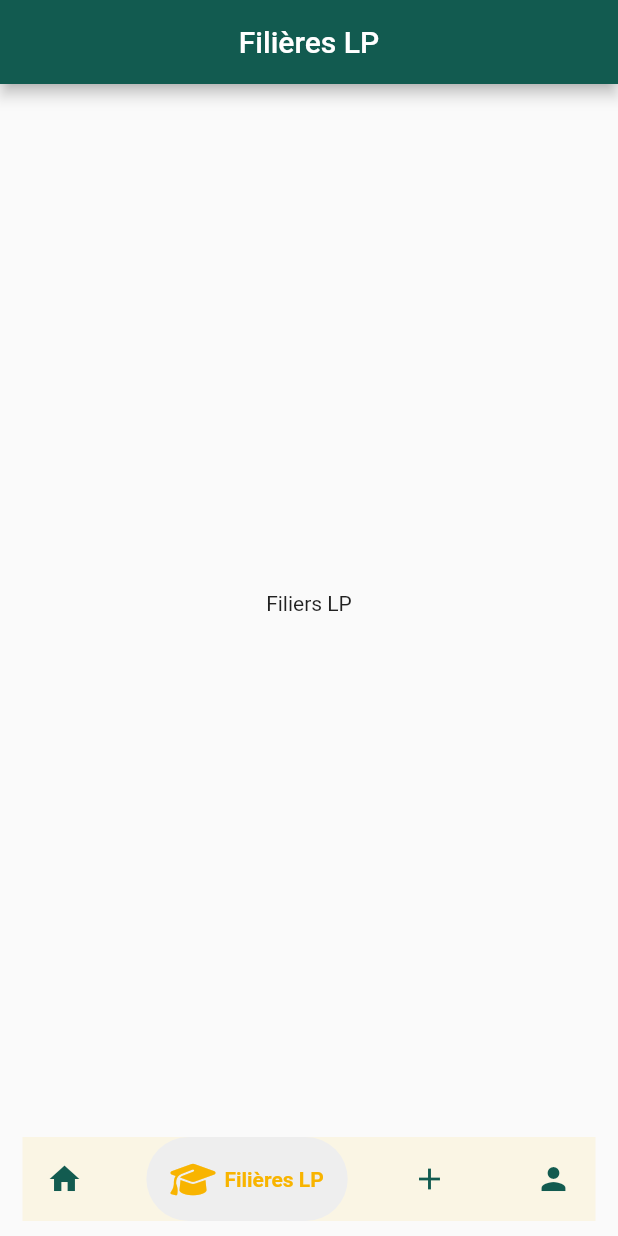
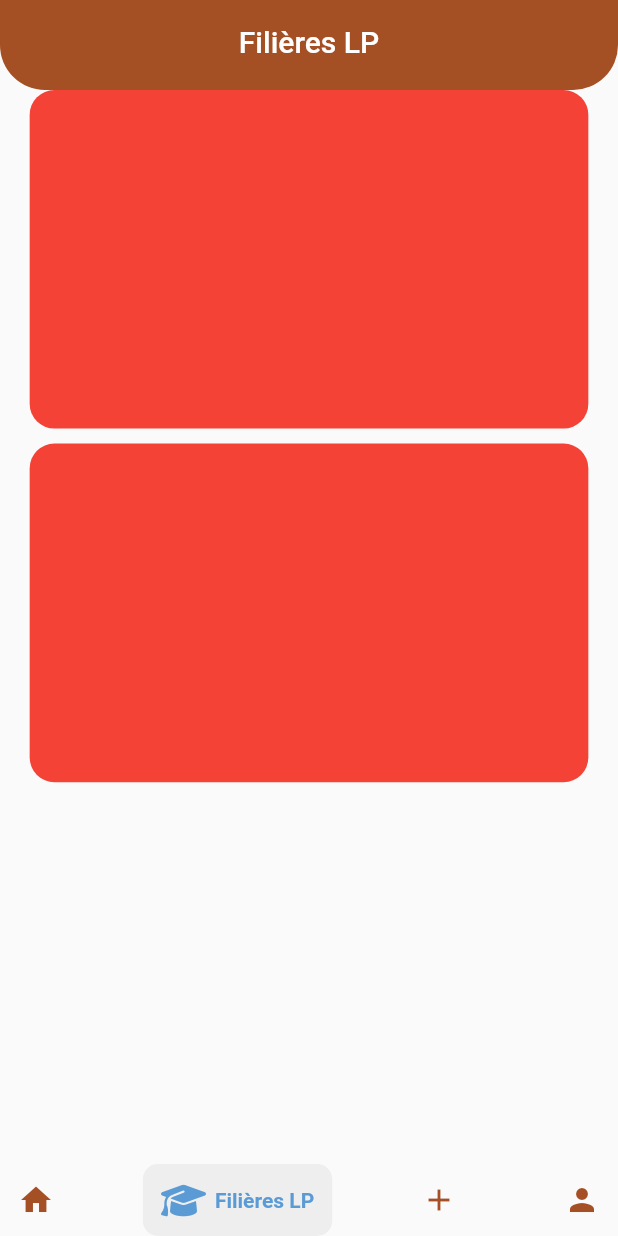
Before and after one commit to yassine-bennkhay/lp-ests, a Flutter app: the screen it shows after launch, swiped to page 2, on a phone screen of 412 x 824 dp. Run offline on Flutter 3.47's test engine with Material 2 defaults, Android fonts, the phone set to English and light mode, and no system bars; drawn by our look-alikes of google_nav_bar; our stand-ins replace font_awesome_flutter.

Commit message:
work on filiers lp

```diff
--- a/lib/constants/constants.dart
+++ b/lib/constants/constants.dart
@@ -2,7 +2,7 @@
 
 import '../screens/accueil.dart';
 import '../screens/apply.dart';
-import '../screens/filiers.dart';
+import '../screens/filiers/filiers.dart';
 import '../screens/profile.dart';
 final List<Widget> pages = [
     const Accueil(),
--- a/lib/main.dart
+++ b/lib/main.dart
@@ -1,7 +1,5 @@
 import 'package:flutter/material.dart';
-import 'package:google_nav_bar/google_nav_bar.dart';
-import '../components/g_buttons.dart';
-import '../constants/constants.dart';
+import '../screens/home_page.dart';
 
 void main() {
   runApp(const MyApp());
@@ -18,54 +16,3 @@
     );
   }
 }
-
-class MyHomePage extends StatefulWidget {
-  const MyHomePage({Key? key}) : super(key: key);
-
-  @override
-  State<MyHomePage> createState() => _MyHomePageState();
-}
-
-class _MyHomePageState extends State<MyHomePage> {
-  int _index = 0;
-  PageController controller = PageController();
-  @override
-  Widget build(BuildContext context) {
-    return Scaffold(
-      appBar: AppBar(
-        backgroundColor: const Color(0xff125B50),
-        title: text[_index],
-        centerTitle: true,
-      ),
-      body: PageView.builder(
-          itemCount: pages.length,
-          controller: controller,
-          onPageChanged: (page) {
-            setState(() {
-              _index = page;
-            });
-          },
-          itemBuilder: (context, position) {
-            return pages[position];
-          }),
-      bottomNavigationBar: Padding(
-        padding: const EdgeInsets.symmetric(vertical: 10, horizontal: 15),
-        child: GNav(
-            selectedIndex: _index,
-            onTabChange: (index) {
-              setState(() {
-                _index = index;
-              });
-              controller.jumpToPage(index);
-            },
-            padding: const EdgeInsets.all(16),
-            tabBackgroundColor: const Color(0xffEEEEEE),
-            backgroundColor: const Color(0xffFAF5E4),
-            activeColor: const Color(0xffF8B400),
-            color: const Color(0xff125B50),
-            gap: 5,
-            tabs: tabs),
-      ),
-    );
-  }
-}
--- /dev/null
+++ b/lib/models/licenses.dart
@@ -0,0 +1,27 @@
+class Licenses {
+  late final String name, description;
+  late List modules;
+  Licenses({
+    required this.name,
+    required this.description,
+    required this.modules,
+  });
+}
+
+List<Licenses> licenses = [
+  Licenses(
+      name: "LP Mécatronique",
+      description:
+          "La licence professionnelle en Mécatronique se propose de compléter la formation des techniciens supérieurs possédant une spécialité de base centrée sur la mécanique, l'électronique ou l'automatique pour leur apporter les connaissances technologiques transversales essentielles dans un contexte de conception et fabrication intégrée de systèmes complexes automatisés. Cette formation consiste donc à former en un an des cadres intermédiaires capables de concevoir et de développer des systèmes mécaniques intégrés, de contrôler et de commander des systèmes complexes mécatroniques. Ils pourront intervenir à la fois sur la mécanique, l’électronique et l’informatique et gérer les différentes étapes de projets industriels en encadrant des équipes de spécialistes.",
+      modules: module),
+  Licenses(
+      name: "LP Mécatronique",
+      description:
+          "La licence professionnelle en Mécatronique se propose de compléter la formation des techniciens supérieurs possédant une spécialité de base centrée sur la mécanique, l'électronique ou l'automatique pour leur apporter les connaissances technologiques transversales essentielles dans un contexte de conception et fabrication intégrée de systèmes complexes automatisés. Cette formation consiste donc à former en un an des cadres intermédiaires capables de concevoir et de développer des systèmes mécaniques intégrés, de contrôler et de commander des systèmes complexes mécatroniques. Ils pourront intervenir à la fois sur la mécanique, l’électronique et l’informatique et gérer les différentes étapes de projets industriels en encadrant des équipes de spécialistes.",
+      modules: module)
+];
+
+List module = [
+  'm1:Informatique.',
+  'm2:Electronique et transmission.',
+];
--- /dev/null
+++ b/lib/screens/filiers/components/body.dart
@@ -0,0 +1,42 @@
+import 'package:flutter/material.dart';
+import 'package:lp_ests/screens/filiers/components/filierCard.dart';
+
+import '../../../models/licenses.dart';
+import '../../../size_config.dart';
+
+class Body extends StatelessWidget {
+  const Body({Key? key}) : super(key: key);
+
+  @override
+  Widget build(BuildContext context) {
+    return SafeArea(
+      child: Column(
+        children: <Widget>[
+          Expanded(
+            child: Padding(
+              padding:
+                  EdgeInsets.symmetric(horizontal: SizeConfig.defaultSize * 2),
+              child: GridView.builder(
+                itemCount: licenses.length,
+                gridDelegate: SliverGridDelegateWithFixedCrossAxisCount(
+                  crossAxisCount:
+                      SizeConfig.orientation == Orientation.landscape ? 2 : 1,
+                  mainAxisSpacing: 10,
+                  crossAxisSpacing:
+                      SizeConfig.orientation == Orientation.landscape
+                          ? SizeConfig.defaultSize * 2
+                          : 0,
+                  childAspectRatio: 1.65,
+                ),
+                itemBuilder: (context, index) => LicenseCard(
+                  license: licenses[index],
+                  press: () {},
+                ),
+              ),
+            ),
+          ),
+        ],
+      ),
+    );
+  }
+}
--- /dev/null
+++ b/lib/screens/filiers/components/filierCard.dart
@@ -0,0 +1,87 @@
+import 'package:flutter/material.dart';
+import '../../../models/licenses.dart';
+
+import '../../../size_config.dart';
+
+class LicenseCard extends StatelessWidget {
+  final Licenses license;
+  final Function press;
+
+  const LicenseCard({Key? key, required this.license, required this.press})
+      : super(key: key);
+
+  @override
+  Widget build(BuildContext context) {
+    double defaultSize = SizeConfig.screenWidth;
+    // Now we dont this Aspect ratio
+    return GestureDetector(
+      child: Container(
+        decoration: BoxDecoration(
+          color: Colors.red,
+          borderRadius: BorderRadius.circular(defaultSize * 0.04), //18
+        ),
+        // child: Row(
+        //   children: <Widget>[
+        //     Expanded(
+        //       child: Padding(
+        //         padding: const EdgeInsets.all(20), //20
+        //         child: Column(
+        //           crossAxisAlignment: CrossAxisAlignment.start,
+        //           children: <Widget>[
+        //             const Text(
+        //               "license.name",
+        //               style: TextStyle(
+        //                   fontSize: 10, //22
+        //                   color: Colors.black),
+        //             ),
+        //             // 5
+        //             const Text(
+        //               "license.description",
+        //               style: TextStyle(color: Colors.white54),
+        //               maxLines: 2,
+        //               overflow: TextOverflow.ellipsis,
+        //             ),
+
+        //             buildInfoRow(
+        //               defaultSize,
+        //               text: "${license.name} Recipes",
+        //             ),
+        //             //5
+        //             buildInfoRow(
+        //               defaultSize,
+        //               text: "${license.name} Chefs",
+        //             ),
+        //           ],
+        //         ),
+        //       ),
+        //     ),
+
+        //     //5
+        //     // AspectRatio(
+        //     //   aspectRatio: 0.71,
+        //     //   child: Image.asset(
+        //     //     recipeBundle.imageSrc,
+        //     //     fit: BoxFit.cover,
+        //     //     alignment: Alignment.centerLeft,
+        //     //   ),
+        //     // )
+        //   ],
+        // ),
+      ),
+    );
+  }
+
+  Row buildInfoRow(double defaultSize, {text}) {
+    return Row(
+      children: <Widget>[
+        SizedBox(width: defaultSize), // 10
+        Text(
+          text,
+          style: const TextStyle(
+            color: Colors.black,
+          ),
+        )
+      ],
+    );
+  }
+}
--- a/lib/screens/filiers.dart
+++ b/lib/screens/filiers/filiers.dart
@@ -1,12 +1,16 @@
 import 'package:flutter/material.dart';
+import 'package:lp_ests/screens/filiers/components/body.dart';
+
+import '../../size_config.dart';
 
 class Filiers extends StatelessWidget {
   const Filiers({Key? key}) : super(key: key);
 
   @override
   Widget build(BuildContext context) {
-    return const Center(
-      child: Text("Filiers LP"),
+    SizeConfig().init(context);
+    return const Scaffold(
+      body: Body(),
     );
   }
 }
--- /dev/null
+++ b/lib/screens/home_page.dart
@@ -0,0 +1,66 @@
+import 'package:flutter/material.dart';
+import 'package:google_nav_bar/google_nav_bar.dart';
+
+import '../components/g_buttons.dart';
+import '../constants/constants.dart';
+
+class MyHomePage extends StatefulWidget {
+  const MyHomePage({Key? key}) : super(key: key);
+
+  @override
+  State<MyHomePage> createState() => _MyHomePageState();
+}
+
+class _MyHomePageState extends State<MyHomePage> {
+  int _index = 0;
+  PageController controller = PageController();
+  @override
+  Widget build(BuildContext context) {
+    return Scaffold(
+      appBar: PreferredSize(
+        preferredSize: const Size.fromHeight(60),
+        child: AppBar(
+          backgroundColor: const Color(0xffA54F25),
+          title: text[_index],
+          centerTitle: true,
+          shape: const RoundedRectangleBorder(
+              borderRadius: BorderRadius.only(
+                  bottomRight: Radius.circular(30),
+                  bottomLeft: Radius.circular(30))),
+          shadowColor: Colors.transparent,
+        ),
+      ),
+      body: PageView.builder(
+          itemCount: pages.length,
+          controller: controller,
+          onPageChanged: (page) {
+            setState(() {
+              _index = page;
+            });
+          },
+          itemBuilder: (context, position) {
+            return pages[position];
+          }),
+      bottomNavigationBar: Container(
+        decoration: const BoxDecoration(
+          borderRadius: BorderRadius.all(Radius.circular(10)),
+        ),
+        child: GNav(
+            selectedIndex: _index,
+            onTabChange: (index) {
+              setState(() {
+                _index = index;
+              });
+              controller.jumpToPage(index);
+            },
+            padding: const EdgeInsets.all(12),
+            tabBorderRadius: 10,
+            tabBackgroundColor: const Color(0xffEEEEEE),
+            activeColor: const Color(0xff5b9bd5),
+            color: const Color(0xffA54F25),
+            gap: 5,
+            tabs: tabs),
+      ),
+    );
+  }
+}
--- /dev/null
+++ b/lib/size_config.dart
@@ -0,0 +1,20 @@
+import 'package:flutter/widgets.dart';
+
+class SizeConfig {
+  static late MediaQueryData _mediaQueryData;
+  static late double screenWidth;
+  static late double screenHeight;
+  static late double defaultSize;
+  static late Orientation orientation;
+
+  void init(BuildContext context) {
+    _mediaQueryData = MediaQuery.of(context);
+    screenWidth = _mediaQueryData.size.width;
+    screenHeight = _mediaQueryData.size.height;
+    orientation = _mediaQueryData.orientation;
+
+    defaultSize = orientation == Orientation.landscape
+        ? screenHeight * 0.024
+        : screenWidth * 0.024;
+  }
+}
```
Also changed, not shown: lib/screens/accueil.dart (+33 -3 lines), pubspec.yaml (+7 -9 lines), assets/fonts/Hmedium.OTF (added), assets/fonts/Hregular.OTF (added).
